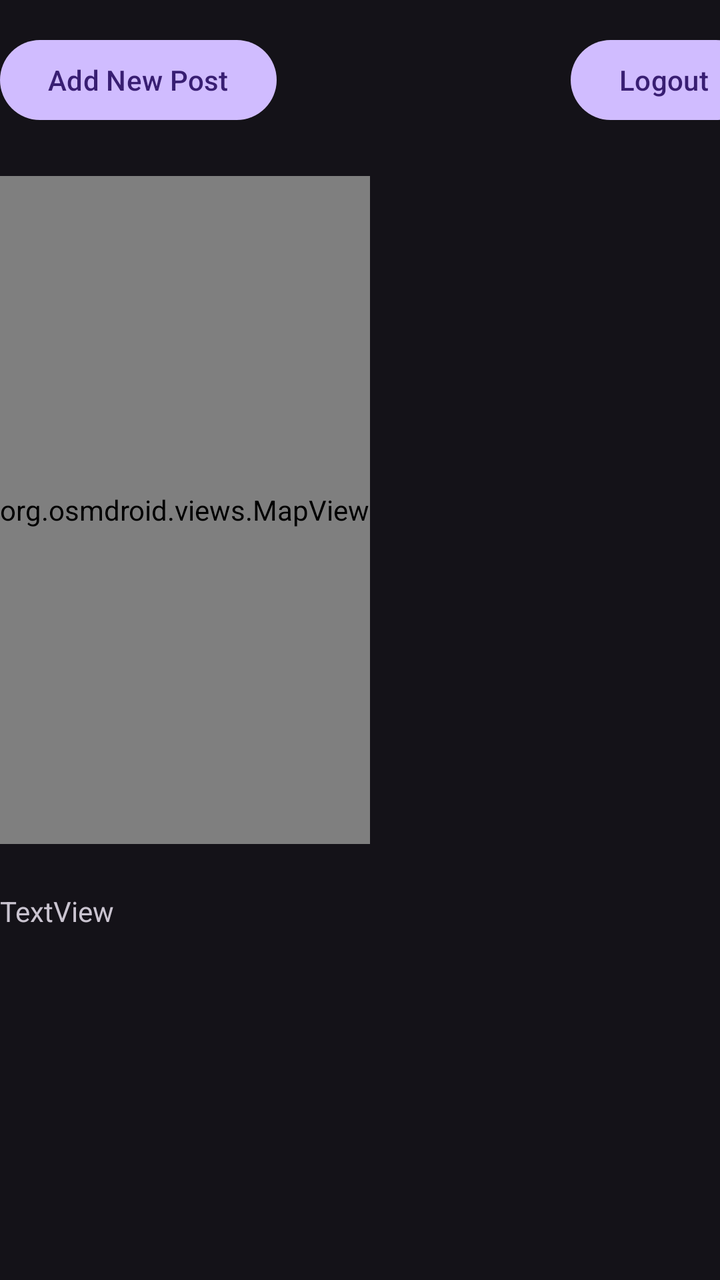
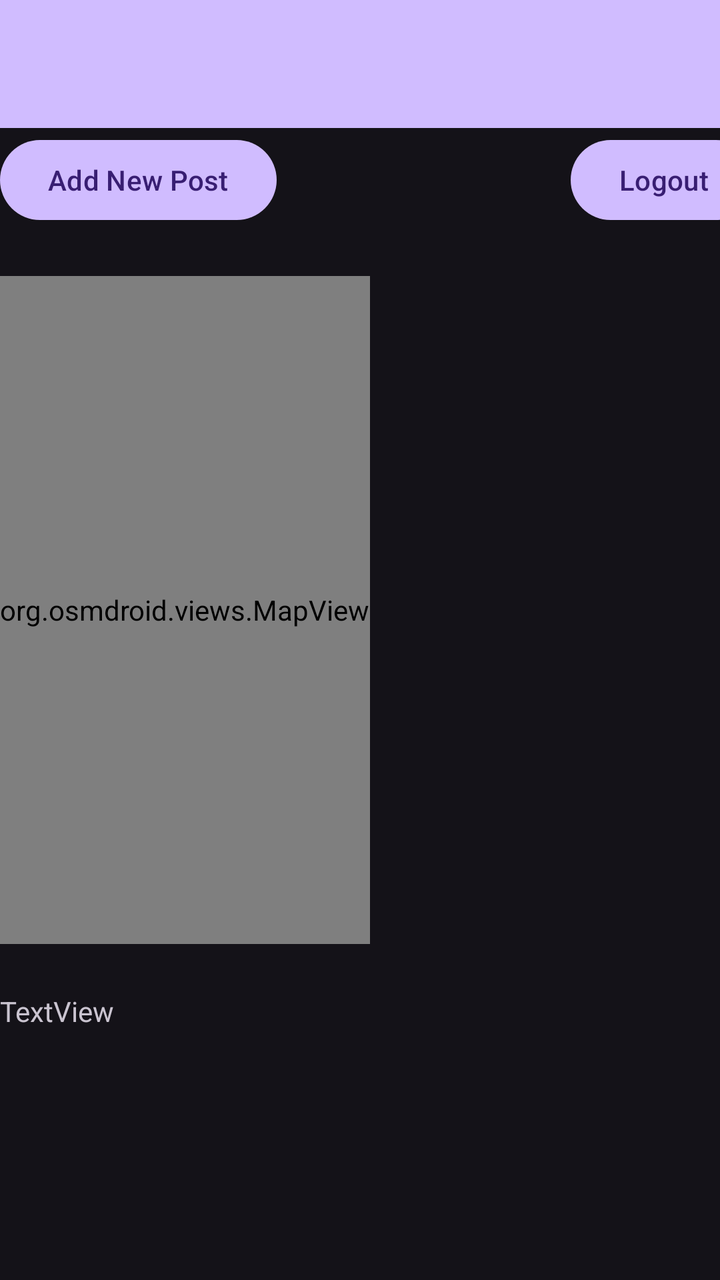

Compare the two renders of this Android layout. The source of the first and the diff that turns it into the second are given below.
<!-- AndroidManifest.xml: activity theme Theme.PinABug -->
<!-- res/layout/activity_main.xml -->
<?xml version="1.0" encoding="utf-8"?>
<androidx.constraintlayout.widget.ConstraintLayout
    xmlns:android="http://schemas.android.com/apk/res/android"
    xmlns:app="http://schemas.android.com/apk/res-auto"
    xmlns:tools="http://schemas.android.com/tools"
    android:orientation="vertical"
    android:gravity="center"
    android:layout_width="match_parent"
    android:layout_height="match_parent">


    <com.google.android.material.button.MaterialButton
        android:id="@+id/logout"
        android:layout_width="wrap_content"
        android:layout_height="wrap_content"
        android:layout_marginStart="148dp"
        android:layout_marginTop="16dp"
        android:text="@string/logout"
        app:layout_constraintEnd_toEndOf="parent"
        app:layout_constraintHorizontal_bias="0.058"
        app:layout_constraintStart_toEndOf="@+id/openNewPostBtn"
        app:layout_constraintTop_toTopOf="parent"
        tools:ignore="MissingConstraints" />

    <org.osmdroid.views.MapView
        android:id="@+id/map"
        android:layout_width="wrap_content"
        android:layout_height="334dp"

        android:layout_marginTop="24dp"
        app:layout_constraintTop_toBottomOf="@+id/openNewPostBtn"
        tools:ignore="MissingConstraints"
        tools:layout_editor_absoluteX="16dp" />

    <com.google.android.material.button.MaterialButton
        android:id="@+id/openNewPostBtn"
        android:layout_width="wrap_content"
        android:layout_height="wrap_content"
        android:layout_gravity="bottom|center_horizontal"
        android:layout_margin="16dp"
        android:text="Add New Post"
        app:layout_constraintTop_toTopOf="parent"

        tools:layout_editor_absoluteX="16dp"
        tools:ignore="HardcodedText,MissingConstraints" />

    <TextView
        android:id="@+id/postData"
        android:layout_width="wrap_content"
        android:layout_height="wrap_content"
        android:layout_marginTop="24dp"
        android:text="TextView"
        app:layout_constraintTop_toBottomOf="@+id/map"
        tools:layout_editor_absoluteX="16dp"
        tools:ignore="MissingConstraints" />


</androidx.constraintlayout.widget.ConstraintLayout>
<!-- resources referenced by this layout -->
<resources>
  <string name="logout">Logout</string>
  <style name="Theme.PinABug" parent="Theme.Material3.Dark.NoActionBar" />
</resources>

<!-- the commit's change to res/layout/activity_main.xml (unified diff, before → after) -->
@@ -1,12 +1,27 @@
 <?xml version="1.0" encoding="utf-8"?>
-<androidx.constraintlayout.widget.ConstraintLayout
+<androidx.drawerlayout.widget.DrawerLayout
     xmlns:android="http://schemas.android.com/apk/res/android"
     xmlns:app="http://schemas.android.com/apk/res-auto"
     xmlns:tools="http://schemas.android.com/tools"
+    android:id="@+id/drawerLayout"
+    android:layout_width="match_parent"
+    android:layout_height="match_parent">
+
+
+<androidx.constraintlayout.widget.ConstraintLayout
     android:orientation="vertical"
     android:gravity="center"
     android:layout_width="match_parent"
     android:layout_height="match_parent">
+
+    
+    <androidx.appcompat.widget.Toolbar
+        android:id="@+id/toolbar"
+        android:layout_width="match_parent"
+        android:layout_height="?attr/actionBarSize"
+        android:background="?attr/colorPrimary"
+        android:theme="@style/ThemeOverlay.AppCompat.Dark.ActionBar"
+        tools:ignore="MissingConstraints" />
 
 
     <com.google.android.material.button.MaterialButton
@@ -14,7 +29,7 @@
         android:layout_width="wrap_content"
         android:layout_height="wrap_content"
         android:layout_marginStart="148dp"
-        android:layout_marginTop="16dp"
+        android:layout_marginTop="66dp"
         android:text="@string/logout"
         app:layout_constraintEnd_toEndOf="parent"
         app:layout_constraintHorizontal_bias="0.058"
@@ -37,12 +52,11 @@
         android:layout_width="wrap_content"
         android:layout_height="wrap_content"
         android:layout_gravity="bottom|center_horizontal"
-        android:layout_margin="16dp"
+        android:layout_marginTop="66dp"
         android:text="Add New Post"
         app:layout_constraintTop_toTopOf="parent"
-
-        tools:layout_editor_absoluteX="16dp"
-        tools:ignore="HardcodedText,MissingConstraints" />
+        tools:ignore="HardcodedText,MissingConstraints"
+        tools:layout_editor_absoluteX="16dp" />
 
     <TextView
         android:id="@+id/postData"
@@ -55,4 +69,15 @@
         tools:ignore="MissingConstraints" />
 
 
+
 </androidx.constraintlayout.widget.ConstraintLayout>
+    
+<com.google.android.material.navigation.NavigationView
+android:id="@+id/navigationView"
+android:layout_width="wrap_content"
+android:layout_height="match_parent"
+android:layout_gravity="start"
+android:fitsSystemWindows="true"
+android:background="@android:color/white"
+app:menu="@menu/drawer_menu"/>
+    </androidx.drawerlayout.widget.DrawerLayout>
